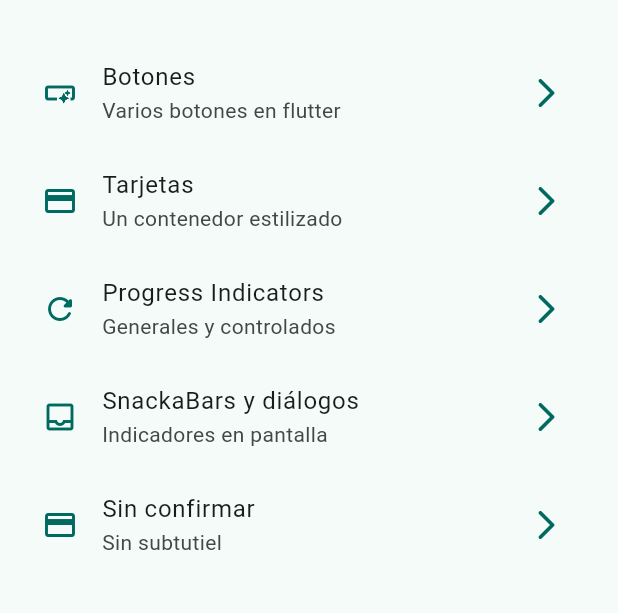
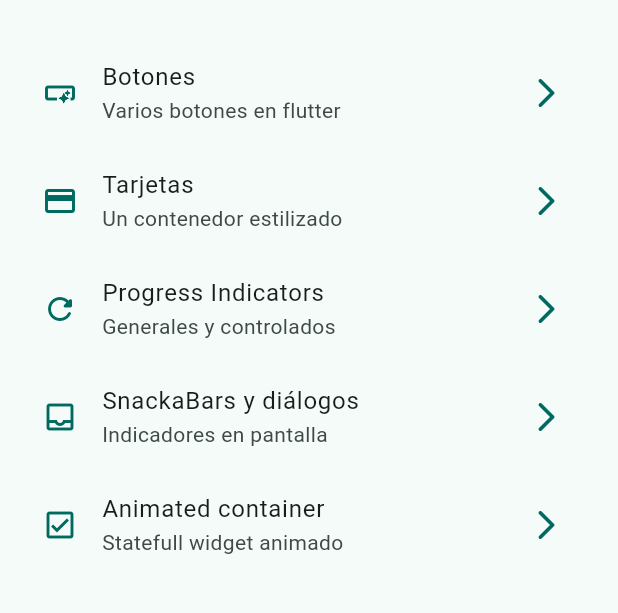
Before and after one commit to VladimirOJDev/flutter-widgets, a Flutter app: the screen it shows after launch, on a phone screen of 412 x 824 dp, the part 63-676 px from its top. Run offline on Flutter 3.47's test engine with Material 3 defaults, Android fonts, the phone set to English and light mode, and no system bars; our stand-ins replace go_router.

Commit message:
animated container terminado

```diff
--- a/lib/config/menu/menu_items.dart
+++ b/lib/config/menu/menu_items.dart
@@ -47,10 +47,10 @@ List<MenuItem> appMenuItem = [
     icon: Icons.inbox_outlined
   ),
     MenuItem(
-    titile: "Sin confirmar",
-    subTutle: "Sin subtutiel",
-    link: "/cards",
-    icon: Icons.credit_card
+    titile: "Animated container",
+    subTutle: "Statefull widget animado",
+    link: "/animated",
+    icon: Icons.check_box_outlined
   ),
 
 ];
--- a/lib/config/router/app_router.dart
+++ b/lib/config/router/app_router.dart
@@ -36,5 +36,10 @@ final appRouter = GoRouter(
       name: SnackBarScreen.name,
       builder: (context, state) => SnackBarScreen(),
     ),
+    GoRoute(
+      path: '/animated',
+      name: AnimatedScreen.name,
+      builder: (context, state) => AnimatedScreen(),
+    ),
   ],
 );
```
Also changed, not shown: lib/presentation/screens/animated/animated_screen.dart (+50 -2 lines).
